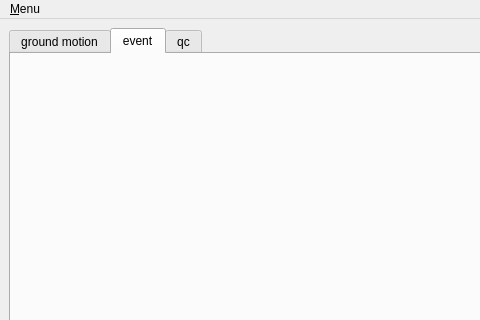
First picture: the form in src/gui-qt4/apps/scmv/mvmainwindow.ui, repository SeisComP3/seiscomp3, before the edit; both pictures show x 0 to 480 and y 0 to 320 of the 824 by 596 pixel window.
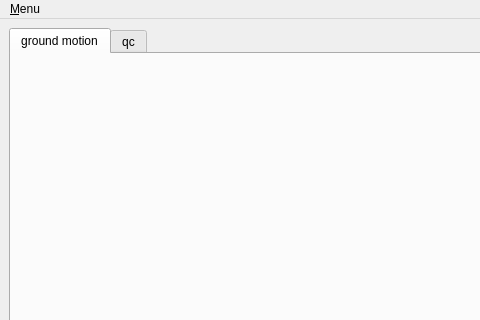
Second picture: the form after the edit. The open tabs and pages were chosen to show the change.

```diff
--- a/src/gui-qt4/apps/scmv/mvmainwindow.ui
+++ b/src/gui-qt4/apps/scmv/mvmainwindow.ui
@@ -53,14 +53,6 @@
          <string>ground motion</string>
         </attribute>
        </widget>
-       <widget class="QWidget" name="eventTab" >
-        <property name="enabled" >
-         <bool>true</bool>
-        </property>
-        <attribute name="title" >
-         <string>event</string>
-        </attribute>
-       </widget>
        <widget class="QWidget" name="qcTab" >
         <attribute name="title" >
          <string>qc</string>
```
Left out of the diff: 133 changed lines with no effect on the pictures.
